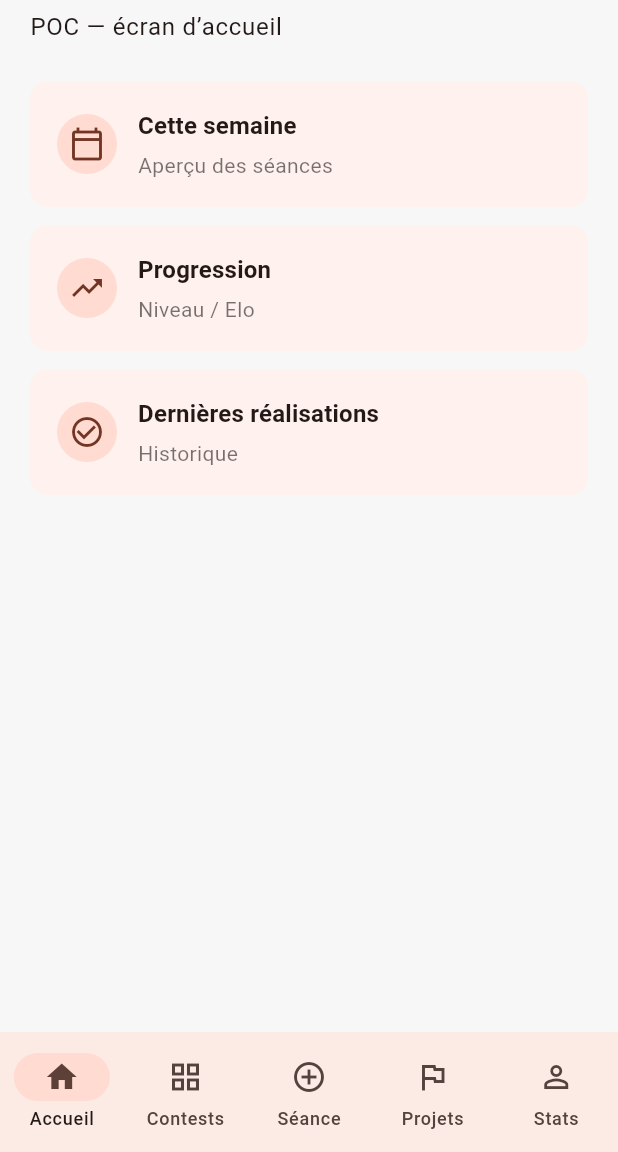
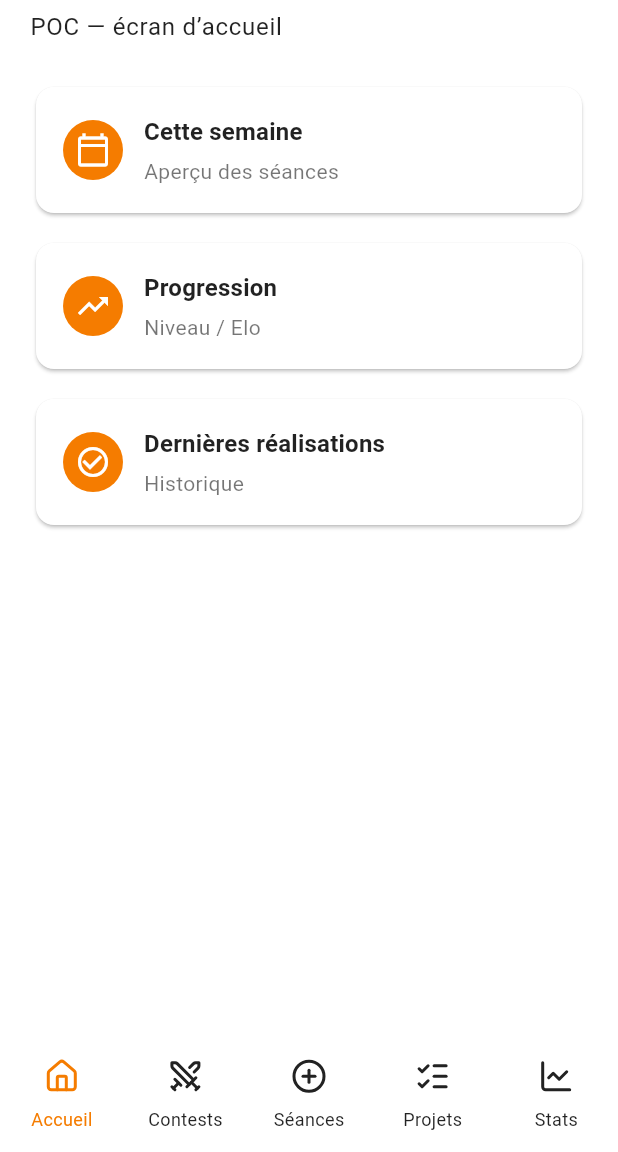
Before and after one commit to Kletan31/SAE-5.01_MyClimbingList, a Flutter app: the screen it shows after launch, on a phone screen of 412 x 824 dp, the part 84-1236 px from its top. Run offline on Flutter 3.47's test engine with Material 3 defaults, Android fonts, the light colour scheme and no system bars; our stand-ins replace lucide_icons_flutter.

Commit message:
Réplication de la barre de nation, création thème de l'app, création mode sombre, changement d'icônes de Material Icons à Lucide

```diff
--- a/frontend/POC/my_climbing_list_poc/lib/main.dart
+++ b/frontend/POC/my_climbing_list_poc/lib/main.dart
@@ -5,6 +5,7 @@ import 'screens/session_screen.dart';
 import 'screens/projects_screen.dart';
 import 'screens/profile_screen.dart';
 import 'theme/app_theme.dart';
+import 'package:lucide_icons_flutter/lucide_icons.dart';
 
 void main() {
   runApp(const MyClimbingListApp());
@@ -18,7 +19,13 @@ class MyClimbingListApp extends StatefulWidget {
 
 class _MyClimbingListAppState extends State<MyClimbingListApp> {
   int index = 0;
-  final pages = const [HomeScreen(), TopoScreen(), SessionScreen(), ProjectsScreen(), ProfileScreen()];
+  final pages = const [
+    HomeScreen(),
+    TopoScreen(),
+    SessionScreen(),
+    ProjectsScreen(),
+    ProfileScreen()
+  ];
 
   @override
   Widget build(BuildContext context) {
@@ -26,17 +33,24 @@ class _MyClimbingListAppState extends State<MyClimbingListApp> {
       debugShowCheckedModeBanner: false,
       title: 'My Climbing List',
       theme: AppTheme.light,
+      darkTheme: AppTheme.dark,
+      themeMode: ThemeMode.system,
       home: Scaffold(
         body: IndexedStack(index: index, children: pages),
         bottomNavigationBar: NavigationBar(
           selectedIndex: index,
           onDestinationSelected: (value) => setState(() => index = value),
           destinations: const [
-            NavigationDestination(icon: Icon(Icons.home_outlined), selectedIcon: Icon(Icons.home), label: 'Accueil'),
-            NavigationDestination(icon: Icon(Icons.grid_view_outlined), selectedIcon: Icon(Icons.grid_view), label: 'Contests'),
-            NavigationDestination(icon: Icon(Icons.add_circle_outline), selectedIcon: Icon(Icons.add_circle), label: 'Séance'),
-            NavigationDestination(icon: Icon(Icons.flag_outlined), selectedIcon: Icon(Icons.flag), label: 'Projets'),
-            NavigationDestination(icon: Icon(Icons.person_outline), selectedIcon: Icon(Icons.person), label: 'Stats'),
+            NavigationDestination(
+                icon: Icon(LucideIcons.house), label: 'Accueil'),
+            NavigationDestination(
+                icon: Icon(LucideIcons.swords), label: 'Contests'),
+            NavigationDestination(
+                icon: Icon(LucideIcons.circlePlus), label: 'Séances'),
+            NavigationDestination(
+                icon: Icon(LucideIcons.listChecks), label: 'Projets'),
+            NavigationDestination(
+                icon: Icon(LucideIcons.chartLine), label: 'Stats'),
           ],
         ),
       ),
--- a/frontend/POC/my_climbing_list_poc/lib/theme/app_theme.dart
+++ b/frontend/POC/my_climbing_list_poc/lib/theme/app_theme.dart
@@ -1,10 +1,57 @@
 import 'package:flutter/material.dart';
 
 class AppTheme {
-  static final light = ThemeData(
-    useMaterial3: true,
-    colorSchemeSeed: Colors.deepOrange,
-    scaffoldBackgroundColor: const Color(0xFFF7F7F7),
-    cardTheme: const CardThemeData(margin: EdgeInsets.zero, elevation: 0),
+  static const Color accent = Color(0xFFF57C00); // orange
+
+  static ThemeData light = _build(
+    const ColorScheme.light(
+      primary: accent,
+      onPrimary: Colors.white,
+      secondary: accent,
+      surface: Colors.white,
+      onSurface: Colors.black87,
+    ),
+    inactive: Colors.black87,
   );
+
+  static ThemeData dark = _build(
+    const ColorScheme.dark(
+      primary: accent,
+      onPrimary: Colors.black,
+      secondary: accent,
+      surface: Colors.black,
+      onSurface: Colors.white,
+    ),
+    inactive: Colors.white70,
+  );
+
+  static ThemeData _build(ColorScheme scheme, {required Color inactive}) {
+    return ThemeData(
+      useMaterial3: true,
+      colorScheme: scheme,
+      scaffoldBackgroundColor: scheme.surface,
+      appBarTheme: AppBarTheme(
+        backgroundColor: scheme.surface,
+        foregroundColor: scheme.onSurface,
+        surfaceTintColor: Colors.transparent,
+        elevation: 0,
+      ),
+      cardTheme: CardThemeData(
+        color: scheme.surface,
+        surfaceTintColor: Colors.transparent,
+      ),
+      navigationBarTheme: NavigationBarThemeData(
+        backgroundColor: scheme.surface,
+        surfaceTintColor: Colors.transparent,
+        indicatorColor: Colors.transparent, // pas de pastille
+        iconTheme: WidgetStateProperty.resolveWith((states) => IconThemeData(
+              color: states.contains(WidgetState.selected) ? accent : inactive,
+            )),
+        labelTextStyle: WidgetStateProperty.resolveWith((states) => TextStyle(
+              fontSize: 12,
+              color: states.contains(WidgetState.selected) ? accent : inactive,
+            )),
+      ),
+    );
+  }
 }
--- a/frontend/POC/my_climbing_list_poc/pubspec.yaml
+++ b/frontend/POC/my_climbing_list_poc/pubspec.yaml
@@ -11,6 +11,9 @@ dependencies:
   flutter:
     sdk: flutter
   cupertino_icons: ^1.0.8
+  lucide_icons_flutter: ^3.1.22
+  flutter_test:
+    sdk: flutter
 
 flutter:
   uses-material-design: true
```
Also changed, not shown: frontend/POC/my_climbing_list_poc/pubspec.lock.
